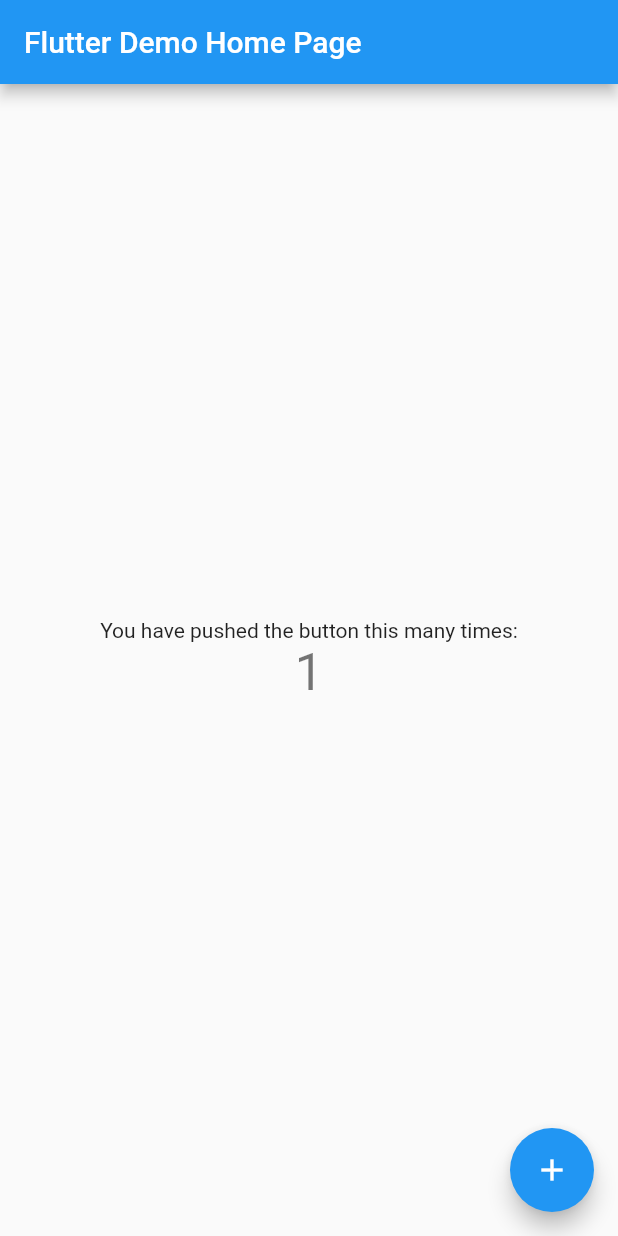
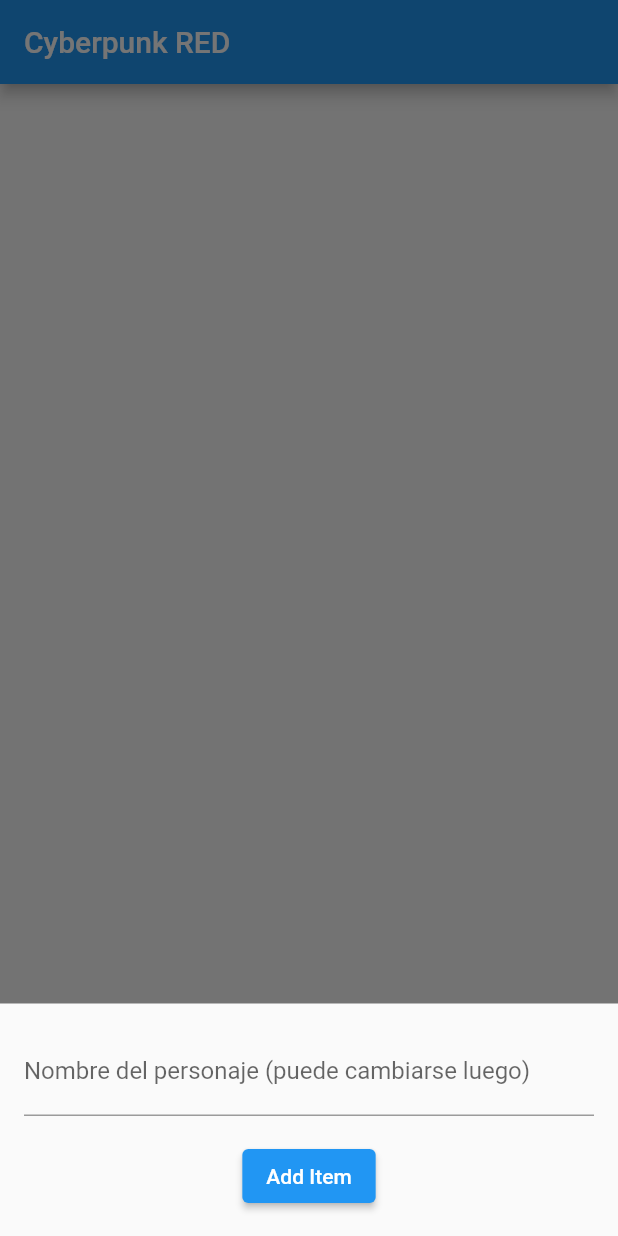
Before and after one commit to MoxorTheOne/cyberpunk-character-creator, a Flutter app: the MyHomePage screen opened directly, after a tap on the "add" icon, on a phone screen of 412 x 824 dp. Run offline on Flutter 3.47's test engine with Material 2 defaults, Android fonts, the phone set to English and light mode, and no system bars.

Commit message:
Add some domain and create a character with + button

```diff
--- /dev/null
+++ b/lib/characters_data_source.dart
@@ -0,0 +1,8 @@
+import 'package:character_creator/domain/character.dart';
+
+class CharactersDataSource {
+  static List<Character> _data = [];
+
+  static setData(List<Character> value) => _data = value;
+  static getData() => _data;
+}
--- /dev/null
+++ b/lib/create_character_modal.dart
@@ -0,0 +1,37 @@
+import 'package:character_creator/domain/character.dart';
+import 'package:flutter/material.dart';
+
+Future<Character?> createNewCharacter(BuildContext context) async {
+  String newItemName = '';
+
+  return showModalBottomSheet<Character>(
+    context: context,
+    builder: (BuildContext context) {
+      return Container(
+        padding: const EdgeInsets.all(16.0),
+        child: Column(
+          mainAxisSize: MainAxisSize.min,
+          children: [
+            TextField(
+              onChanged: (value) {
+                newItemName = value;
+              },
+              decoration: const InputDecoration(
+                  labelText: 'Nombre del personaje (puede cambiarse luego)'),
+            ),
+            const SizedBox(height: 16.0),
+            ElevatedButton(
+              onPressed: () {
+                Navigator.pop(
+                  context,
+                  Character(newItemName), // Return the ModalResult object
+                );
+              },
+              child: const Text('Add Item'),
+            ),
+          ],
+        ),
+      );
+    },
+  );
+}
--- /dev/null
+++ b/lib/domain/character.dart
@@ -0,0 +1,10 @@
+import 'package:character_creator/domain/lifepath.dart';
+
+class Character{
+  String name;
+  Lifepath lifepath = Lifepath();
+
+  Character(this.name);
+
+
+}
--- /dev/null
+++ b/lib/domain/lifepath.dart
@@ -0,0 +1,11 @@
+import 'package:character_creator/domain/text_attribute.dart';
+
+class Lifepath {
+  TextAttribute culturalOrigins = TextAttribute('', 'Origen cultural',
+      'El mundo cyberpunk es multicultural y multinacional. Debes aprender a lidiar con todo tipo de personas de un mundo fracturado y caótico, o morirás la primera vez que mires de reojo a la persona equivocada.');
+  TextAttribute personality = TextAttribute('', 'Personalidad',
+      'Así es como eres como persona. ¿Eres el tipo de personaje que se aleja del grupo, distante y calculador? ¿Eres un alma de fiesta a la que le encanta desmadrarse? ¿O eres un profesional estable y competente que siempre tiene un plan?');
+  // TextAttribute? clothingStyle;
+  // TextAttribute? hairstyle;
+  // TextAttribute? mostValue;
+}
--- /dev/null
+++ b/lib/domain/text_attribute.dart
@@ -0,0 +1,7 @@
+class TextAttribute {
+  String attribute;
+  String label;
+  String? description;
+
+  TextAttribute(this.attribute, this.label, this.description);
+}
--- a/lib/main.dart
+++ b/lib/main.dart
@@ -1,3 +1,5 @@
+import 'package:character_creator/create_character_modal.dart';
+import 'package:character_creator/domain/character.dart';
 import 'package:flutter/material.dart';
 
 void main() {
@@ -13,103 +15,56 @@
     return MaterialApp(
       title: 'Flutter Demo',
       theme: ThemeData(
-        // This is the theme of your application.
-        //
-        // Try running your application with "flutter run". You'll see the
-        // application has a blue toolbar. Then, without quitting the app, try
-        // changing the primarySwatch below to Colors.green and then invoke
-        // "hot reload" (press "r" in the console where you ran "flutter run",
-        // or simply save your changes to "hot reload" in a Flutter IDE).
-        // Notice that the counter didn't reset back to zero; the application
-        // is not restarted.
         primarySwatch: Colors.blue,
       ),
-      home: const MyHomePage(title: 'Flutter Demo Home Page'),
+      home: const MyHomePage(title: 'Cyberpunk RED'),
     );
   }
 }
 
 class MyHomePage extends StatefulWidget {
   const MyHomePage({Key? key, required this.title}) : super(key: key);
-
-  // This widget is the home page of your application. It is stateful, meaning
-  // that it has a State object (defined below) that contains fields that affect
-  // how it looks.
-
-  // This class is the configuration for the state. It holds the values (in this
-  // case the title) provided by the parent (in this case the App widget) and
-  // used by the build method of the State. Fields in a Widget subclass are
-  // always marked "final".
-
   final String title;
-
   @override
   State<MyHomePage> createState() => _MyHomePageState();
 }
 
 class _MyHomePageState extends State<MyHomePage> {
-  int _counter = 0;
+  List<Character> _characters = [];
 
-  void _incrementCounter() {
-    setState(() {
-      // This call to setState tells the Flutter framework that something has
-      // changed in this State, which causes it to rerun the build method below
-      // so that the display can reflect the updated values. If we changed
-      // _counter without calling setState(), then the build method would not be
-      // called again, and so nothing would appear to happen.
-      _counter++;
-    });
+  Future<void> _newCharacter() async {
+    Character? result = await createNewCharacter(context);
+    if (result != null) {
+      setState(() {
+        _characters.add(result);
+      });
+    }
   }
 
   @override
   Widget build(BuildContext context) {
-    // This method is rerun every time setState is called, for instance as done
-    // by the _incrementCounter method above.
-    //
-    // The Flutter framework has been optimized to make rerunning build methods
-    // fast, so that you can just rebuild anything that needs updating rather
-    // than having to individually change instances of widgets.
     return Scaffold(
       appBar: AppBar(
-        // Here we take the value from the MyHomePage object that was created by
-        // the App.build method, and use it to set our appbar title.
         title: Text(widget.title),
       ),
       body: Center(
-        // Center is a layout widget. It takes a single child and positions it
-        // in the middle of the parent.
         child: Column(
-          // Column is also a layout widget. It takes a list of children and
-          // arranges them vertically. By default, it sizes itself to fit its
-          // children horizontally, and tries to be as tall as its parent.
-          //
-          // Invoke "debug painting" (press "p" in the console, choose the
-          // "Toggle Debug Paint" action from the Flutter Inspector in Android
-          // Studio, or the "Toggle Debug Paint" command in Visual Studio Code)
-          // to see the wireframe for each widget.
-          //
-          // Column has various properties to control how it sizes itself and
-          // how it positions its children. Here we use mainAxisAlignment to
-          // center the children vertically; the main axis here is the vertical
-          // axis because Columns are vertical (the cross axis would be
-          // horizontal).
           mainAxisAlignment: MainAxisAlignment.center,
-          children: <Widget>[
-            const Text(
-              'You have pushed the button this many times:',
-            ),
-            Text(
-              '$_counter',
-              style: Theme.of(context).textTheme.headline4,
-            ),
-          ],
+          children: _characters
+              .map((e) => ElevatedButton(
+                  onPressed: () {
+                    // ignore: avoid_print
+                    print('edit ${e.name}');
+                  },
+                  child: Text(e.name)))
+              .toList(),
         ),
       ),
       floatingActionButton: FloatingActionButton(
-        onPressed: _incrementCounter,
-        tooltip: 'Increment',
+        onPressed: _newCharacter,
+        tooltip: 'Crear nuevo personaje',
         child: const Icon(Icons.add),
-      ), // This trailing comma makes auto-formatting nicer for build methods.
+      ),
     );
   }
 }
```
Also changed, not shown: 1 other file.
